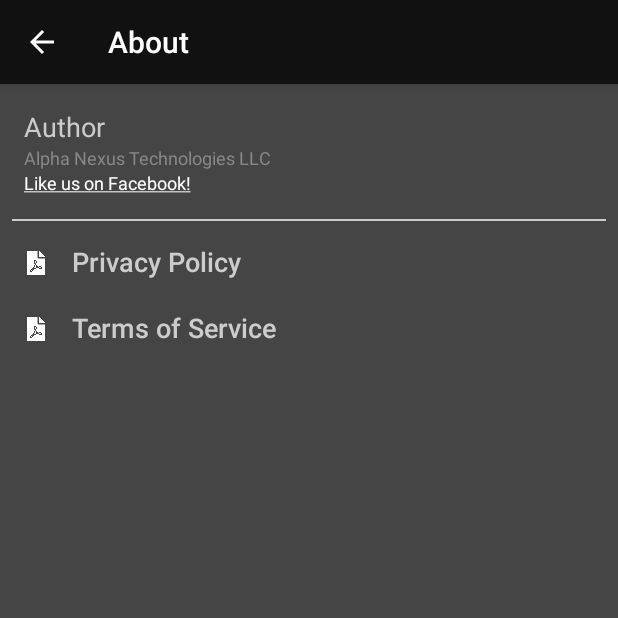
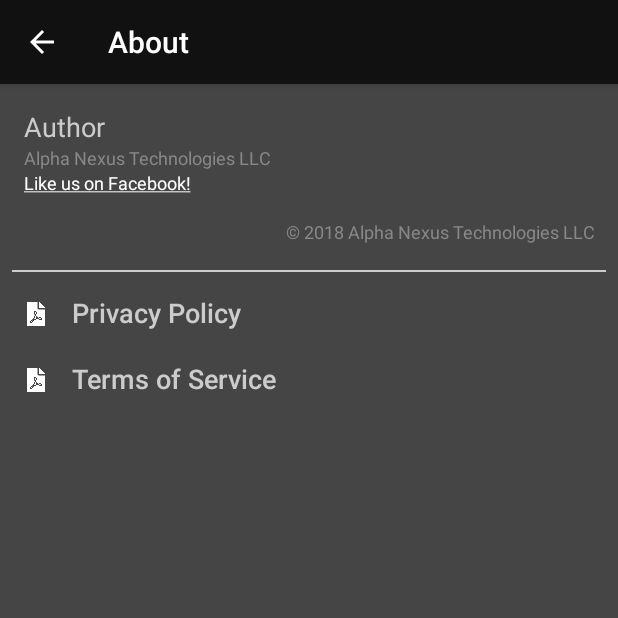
Before and after one commit to alphanexustech/AffectNexusMobile, an Android app: the SettingsAboutActivity screen opened directly, with no data from a screen before it, on a phone screen of 412 x 824 dp, the top half of it. Run offline under Robolectric (Android 15) with nearby library versions, the phone set to English and light mode, and no system bars.

Commit message:
feat: Add copyright

```diff
--- a/app/src/main/res/layout/activity_about_settings.xml
+++ b/app/src/main/res/layout/activity_about_settings.xml
@@ -67,6 +67,24 @@
                     app:layout_constraintStart_toStartOf="parent"
                     app:layout_constraintTop_toBottomOf="@+id/profile_description" />
 
+                <TextView
+                    android:id="@+id/copyright"
+                    android:layout_width="0dp"
+                    android:layout_height="18dp"
+                    android:layout_marginEnd="16dp"
+                    android:layout_marginStart="16dp"
+                    android:layout_marginTop="16dp"
+                    android:text="@string/settings_copyright"
+                    android:textAlignment="textEnd"
+                    android:textColor="@color/colorSecondaryFont"
+                    android:textSize="@dimen/settings_secondary_heading"
+                    app:layout_constraintEnd_toEndOf="parent"
+                    app:layout_constraintHorizontal_bias="0.0"
+                    app:layout_constraintLeft_toLeftOf="parent"
+                    app:layout_constraintRight_toRightOf="parent"
+                    app:layout_constraintStart_toStartOf="parent"
+                    app:layout_constraintTop_toBottomOf="@+id/author_link" />
+
                 <View
                     android:id="@+id/hr_01"
                     android:layout_width="0dp"
@@ -77,7 +95,7 @@
                     android:background="@color/colorPrimaryFont"
                     app:layout_constraintEnd_toEndOf="parent"
                     app:layout_constraintStart_toStartOf="parent"
-                    app:layout_constraintTop_toBottomOf="@+id/author_link" />
+                    app:layout_constraintTop_toBottomOf="@+id/copyright" />
 
                 <ImageView
                     android:id="@+id/privacy_pdf_icon"
@@ -140,6 +158,7 @@
                     app:layout_constraintStart_toStartOf="parent"
                     app:layout_constraintTop_toBottomOf="@+id/privacy_pdf_icon"
                     app:srcCompat="@drawable/file_pdf_neg" />
+
             </android.support.constraint.ConstraintLayout>
         </LinearLayout>
     </ScrollView>
--- a/app/src/main/res/values/strings.xml
+++ b/app/src/main/res/values/strings.xml
@@ -95,6 +95,7 @@
     <string name="tos"><a href="http://alphanex.us/tos.pdf">Terms of Service</a></string>
     <string name="privacy_policy_button_text">Privacy Policy</string>
     <string name="tos_button_text">Terms of Service</string>
+    <string name="settings_copyright">© 2018 Alpha Nexus Technologies LLC</string>
 
     <!-- E-mail Subscription -->
     <string name="settings_email_subscription">E-mail Subscription</string>
```
